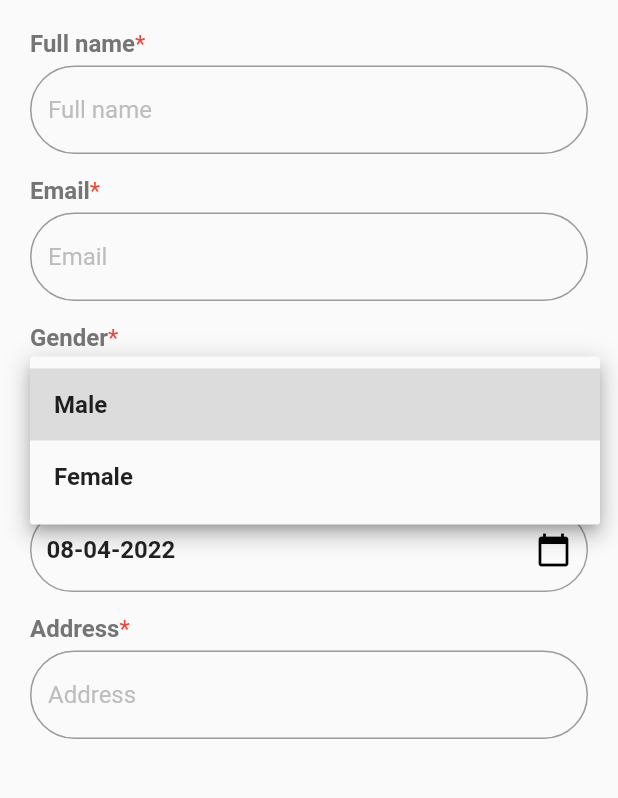
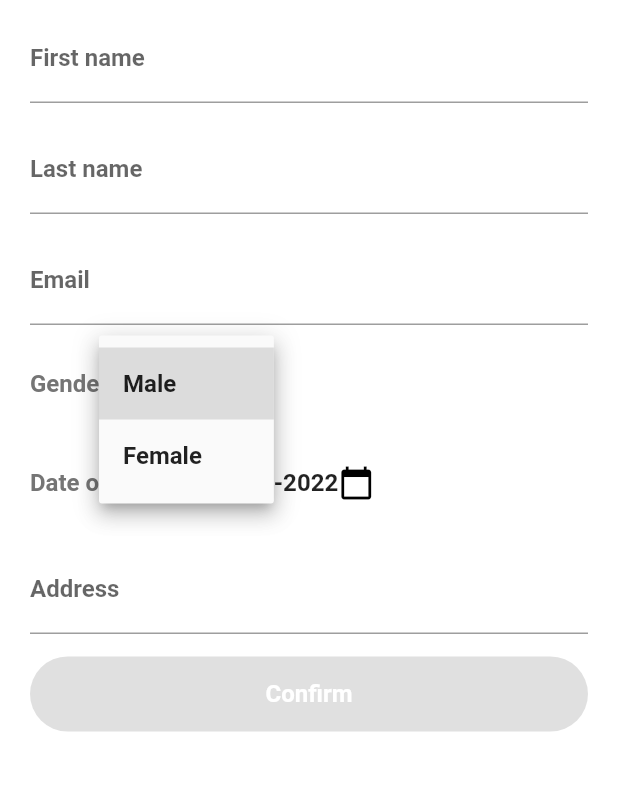
Before and after one commit to nguyenquoc18320/Doctor-app, a Flutter app: the ProfileWidget screen opened directly, after a tap on "Gender", on a phone screen of 412 x 824 dp, the part 251-1049 px from its top. Run offline on Flutter 3.47's test engine with Material 2 defaults, Android fonts, the phone set to English and light mode, and no system bars; accounts and stored records are empty.

Commit message:
login, profile

```diff
--- a/lib/main.dart
+++ b/lib/main.dart
@@ -1,5 +1,4 @@
-import 'package:doctor_app/user_screens/profile.dart';
-import 'package:doctor_app/user_screens/signIn/signIn.dart';
+import 'package:doctor_app/screens/user/signIn/sign_in.dart';
 import 'package:flutter/material.dart';
 
 void main() {
@@ -16,11 +15,12 @@ class MyApp extends StatelessWidget {
     //   SystemUiOverlayStyle(statusBarColor: Colors.transparent)
     // );
     return MaterialApp(
+      debugShowCheckedModeBanner: false,
       title: 'Task App',
       theme: ThemeData(
         primarySwatch: Colors.blue,
       ),
-      home: const ProfileWidget(),
+      home: const SignInWidget(),
     );
   }
 }
--- /dev/null
+++ b/lib/models/user.dart
@@ -0,0 +1,38 @@
+class User {
+  //properties
+  String? id;
+  String firstName;
+  String lastName;
+  String email;
+  String? password;
+  String gender;
+  String location;
+  DateTime? birthdate;
+  String? avata;
+
+  User(
+      {required this.id,
+      required this.firstName,
+      required this.lastName,
+      required this.email,
+      this.password,
+      required this.gender,
+      required this.location,
+      required this.birthdate,
+      this.avata});
+
+  factory User.fromJson(Map<String, dynamic> json) {
+    return User(
+        id: json['id'],
+        firstName: json['first_name'],
+        lastName: json['last_name'],
+        email: json['email'],
+        password: json['password'],
+        avata: json['avata'],
+        location: json['location'] == null ? '' : json['location'],
+        birthdate: json['birthdate'] == null
+            ? null
+            : DateTime.parse(json['birthdate'].toString()),
+        gender: json['gender'] == null ? '' : json['gender']);
+  }
+}
--- /dev/null
+++ b/lib/screens/user/profile.dart
@@ -0,0 +1,273 @@
+import 'dart:convert';
+
+import 'package:doctor_app/models/user.dart';
+import 'package:flutter/material.dart';
+import 'package:intl/intl.dart';
+import 'package:doctor_app/globals.dart' as globals;
+import 'package:doctor_app/api/api_helper.dart' as api_helper;
+
+class ProfileWidget extends StatefulWidget {
+  const ProfileWidget({Key? key}) : super(key: key);
+
+  @override
+  State<ProfileWidget> createState() => _ProfileWidgetState();
+}
+
+class _ProfileWidgetState extends State<ProfileWidget> {
+  //distance between label and textfield
+  double labelDistance = 5;
+  //distance between parts
+  double partDistance = 15;
+
+  //gender
+  String gender = globals.user!.gender.toLowerCase();
+  DateTime? birthdate = globals.user!.birthdate;
+
+  //disable button
+  bool disableButton = true;
+
+  //all text controller
+  var firstNameTextController =
+      TextEditingController(text: globals.user!.firstName);
+  var lastNameTextController =
+      TextEditingController(text: globals.user!.lastName);
+  var emailTextController = TextEditingController(text: globals.user!.email);
+  var addressTextController =
+      TextEditingController(text: globals.user!.location);
+
+  //load info user
+  // nameTextController.text =
+  // emailTextController.text = globals.user!.email;
+  // addressTextController.text = globals.user!.location;
+  // gender = globals.user!.gender.toLowerCase();
+  // birthdate = globals.user!.birthdate;
+
+  void _selectDate(BuildContext context) async {
+    final DateTime? picked = await showDatePicker(
+        context: context,
+        initialDate: birthdate!,
+        firstDate: DateTime(1900),
+        lastDate: DateTime.now());
+
+    if (picked != null && picked != birthdate)
+      setState(() {
+        birthdate = picked;
+      });
+  }
+
+  /*
+  check when typing on field to make sure all fields are fulfilled
+  */
+  void checkFulfillInfo() {
+    if (gender.isEmpty ||
+        firstNameTextController.text.isEmpty ||
+        lastNameTextController.text.isEmpty ||
+        emailTextController.text.isEmpty ||
+        addressTextController.text.isEmpty) {
+      disableButton = true;
+    } else {
+      disableButton = false;
+    }
+
+    setState(() {});
+  }
+
+  @override
+  Widget build(BuildContext context) {
+    checkFulfillInfo();
+    return Scaffold(
+      backgroundColor: Colors.white,
+      body: SingleChildScrollView(
+        child: Container(
+            margin: EdgeInsets.only(top: 20),
+            padding: EdgeInsets.only(top: 0, bottom: 50, right: 20, left: 20),
+            child: Column(
+              children: [
+                Row(children: [
+                  Image.asset('assets/logo/small_logo.jpg'),
+                  Text(
+                    'Profile',
+                    style: TextStyle(
+                        fontSize: 25,
+                        color: Colors.black,
+                        fontWeight: FontWeight.bold),
+                  )
+                ]),
+                Image.asset(
+                  'assets/logo/logo.jpg',
+                  height: 100,
+                ),
+                SizedBox(
+                  height: 10,
+                ),
+                TextField(
+                  controller: firstNameTextController,
+                  decoration: const InputDecoration(
+                    border: UnderlineInputBorder(),
+                    labelText: 'First name',
+                  ),
+                  style: TextStyle(fontSize: 16, fontWeight: FontWeight.bold),
+                  onChanged: (val) {
+                    checkFulfillInfo();
+                  },
+                ),
+                SizedBox(
+                  height: partDistance,
+                ),
+                TextField(
+                  controller: lastNameTextController,
+                  decoration: const InputDecoration(
+                    border: UnderlineInputBorder(),
+                    labelText: 'Last name',
+                  ),
+                  style: TextStyle(fontSize: 16, fontWeight: FontWeight.bold),
+                  onChanged: (val) {
+                    checkFulfillInfo();
+                  },
+                ),
+                SizedBox(
+                  height: partDistance,
+                ),
+                TextField(
+                  controller: emailTextController,
+                  decoration: const InputDecoration(
+                    border: UnderlineInputBorder(),
+                    labelText: 'Email',
+                  ),
+                  style: TextStyle(fontSize: 16, fontWeight: FontWeight.bold),
+                ),
+                SizedBox(
+                  height: partDistance,
+                ),
+                Row(children: [
+                  Text(
+                    'Gender',
+                    style: TextStyle(
+                        fontSize: 16,
+                        color: Colors.grey[600],
+                        fontWeight: FontWeight.bold),
+                  ),
+                  Container(
+                    child: DropdownButtonHideUnderline(
+                      child: Container(
+                        margin: EdgeInsets.only(left: 10.0, right: 10.0),
+                        child: DropdownButton<String>(
+                          value: (gender.isEmpty) ? null : gender,
+                          items: <String>['Male', 'Female'].map((String value) {
+                            return DropdownMenuItem<String>(
+                              value: value.toLowerCase(),
+                              child: Text(
+                                value,
+                                style: TextStyle(
+                                    fontSize: 16, fontWeight: FontWeight.bold),
+                              ),
+                            );
+                          }).toList(),
+                          onChanged: (String? value) {
+                            setState(() {
+                              gender = value!;
+                              checkFulfillInfo();
+                            });
+                          },
+                          hint: Text(
+                            'Gender',
+                            style: TextStyle(
+                                fontSize: 16, color: Colors.grey[400]),
+                          ),
+                        ),
+                      ),
+                    ),
+                  ),
+                ]),
+                SizedBox(
+                  height: partDistance,
+                ),
+                Row(
+                  children: [
+                    Text(
+                      'Date of birth',
+                      style: TextStyle(
+                          fontSize: 16,
+                          color: Colors.grey[600],
+                          fontWeight: FontWeight.bold),
+                    ),
+                    SizedBox(
+                      width: 20,
+                    ),
+                    Container(
+                      padding:
+                          EdgeInsets.symmetric(horizontal: 10, vertical: 15),
+                      child: Row(
+                        mainAxisAlignment: MainAxisAlignment.spaceBetween,
+                        children: [
+                          Text(
+                            birthdate == null
+                                ? ''
+                                : DateFormat('dd-MM-yyyy').format(birthdate!),
+                            style: TextStyle(
+                                fontSize: 16, fontWeight: FontWeight.bold),
+                          ),
+                          GestureDetector(
+                            onTap: () => _selectDate(context),
+                            child: Icon(
+                              Icons.calendar_today,
+                              color: Colors.black,
+                            ),
+                          ),
+                        ],
+                      ),
+                    ),
+                  ],
+                ),
+                SizedBox(
+                  height: partDistance,
+                ),
+                TextField(
+                  controller: addressTextController,
+                  decoration: const InputDecoration(
+                    border: UnderlineInputBorder(),
+                    labelText: 'Address',
+                  ),
+                  style: TextStyle(fontSize: 16, fontWeight: FontWeight.bold),
+                ),
+                SizedBox(
+                  height: 15,
+                ),
+                ElevatedButton(
+                    style: ElevatedButton.styleFrom(
+                      primary: Colors.lightBlue,
+                      minimumSize: Size.fromHeight(50),
+                      shape: RoundedRectangleBorder(
+                        borderRadius: BorderRadius.circular(30.0),
+                      ),
+                    ),
+                    onPressed: disableButton ? null : () => confirm(),
+                    child: Text(
+                      'Confirm',
+                      style: TextStyle(
+                          fontSize: 16,
+                          color: Colors.white,
+                          fontWeight: FontWeight.bold),
+                    ))
+              ],
+            )),
+      ),
+    );
+  }
+
+  void confirm() async {
+    var myFormat = DateFormat('yyyy-MM-dd');
+
+    Map<String, String> json = {
+      'first_name': firstNameTextController.text,
+      'last_name': lastNameTextController.text,
+      'gender': gender,
+      'location': addressTextController.text,
+      'birthdate': myFormat.format(birthdate!)
+    };
+
+    var response = await api_helper.patch("/users/me", json);
+
+    print(response.body);
+  }
+}
--- a/lib/user_screens/profile.dart
+++ /dev/null
@@ -1,259 +0,0 @@
-import 'dart:ffi';
-
-import 'package:flutter/material.dart';
-import 'package:intl/intl.dart';
-
-class ProfileWidget extends StatefulWidget {
-  const ProfileWidget({Key? key}) : super(key: key);
-
-  @override
-  State<ProfileWidget> createState() => _ProfileWidgetState();
-}
-
-class _ProfileWidgetState extends State<ProfileWidget> {
-  //distance between label and textfield
-  double labelDistance = 5;
-  //distance between parts
-  double partDistance = 15;
-
-  //gender
-  String gender = '';
-  DateTime birthday = DateTime.now();
-
-  void _selectDate(BuildContext context) async {
-    final DateTime? picked = await showDatePicker(
-        context: context,
-        initialDate: birthday,
-        firstDate: DateTime(1900),
-        lastDate: DateTime.now());
-
-    if (picked != null && picked != birthday)
-      setState(() {
-        birthday = picked;
-      });
-  }
-
-  @override
-  Widget build(BuildContext context) {
-    return Scaffold(
-      body: SingleChildScrollView(
-        child: Container(
-            margin: EdgeInsets.only(top: 20),
-            padding: EdgeInsets.symmetric(vertical: 0, horizontal: 20),
-            child: Column(
-              children: [
-                Row(children: [
-                  Image.asset('assets/logo/small_logo.jpg'),
-                  Text(
-                    'Profile',
-                    style: TextStyle(
-                        fontSize: 25,
-                        color: Colors.black,
-                        fontWeight: FontWeight.bold),
-                  )
-                ]),
-                Image.asset(
-                  'assets/logo/logo.jpg',
-                  height: 100,
-                ),
-                SizedBox(
-                  height: 20,
-                ),
-                Row(
-                  children: [
-                    Text(
-                      'Full name',
-                      style: TextStyle(
-                          fontSize: 16,
-                          color: Colors.grey[600],
-                          fontWeight: FontWeight.bold),
-                    ),
-                    Text(
-                      '*',
-                      style: TextStyle(fontSize: 16, color: Colors.red),
-                    )
-                  ],
-                ),
-                SizedBox(
-                  height: labelDistance,
-                ),
-                TextField(
-                  decoration: InputDecoration(
-                    border: OutlineInputBorder(
-                        borderRadius: BorderRadius.all(Radius.circular(30))),
-                    hintText: 'Full name',
-                    hintStyle: TextStyle(
-                        fontWeight: FontWeight.normal, color: Colors.grey[400]),
-                  ),
-                  style: TextStyle(fontSize: 16, fontWeight: FontWeight.bold),
-                ),
-                SizedBox(
-                  height: partDistance,
-                ),
-                Row(
-                  children: [
-                    Text(
-                      'Email',
-                      style: TextStyle(
-                          fontSize: 16,
-                          color: Colors.grey[600],
-                          fontWeight: FontWeight.bold),
-                    ),
-                    Text(
-                      '*',
-                      style: TextStyle(fontSize: 16, color: Colors.red),
-                    )
-                  ],
-                ),
-                SizedBox(
-                  height: labelDistance,
-                ),
-                TextField(
-                  decoration: InputDecoration(
-                      border: OutlineInputBorder(
-                          borderRadius: BorderRadius.all(Radius.circular(30))),
-                      hintText: 'Email',
-                      hintStyle: TextStyle(
-                          fontWeight: FontWeight.normal,
-                          color: Colors.grey[400])),
-                  style: TextStyle(fontSize: 16, fontWeight: FontWeight.bold),
-                ),
-                SizedBox(
-                  height: partDistance,
-                ),
-                Row(
-                  children: [
-                    Text(
-                      'Gender',
-                      style: TextStyle(
-                          fontSize: 16,
-                          color: Colors.grey[600],
-                          fontWeight: FontWeight.bold),
-                    ),
-                    Text(
-                      '*',
-                      style: TextStyle(fontSize: 16, color: Colors.red),
-                    )
-                  ],
-                ),
-                SizedBox(
-                  height: labelDistance,
-                ),
-                Container(
-                  padding: EdgeInsets.symmetric(vertical: 5, horizontal: 5),
-                  width: double.infinity,
-                  decoration: BoxDecoration(
-                    border: Border.all(color: Colors.grey),
-                    borderRadius: BorderRadius.circular(30),
-                  ),
-                  child: DropdownButtonHideUnderline(
-                    child: Container(
-                      margin: EdgeInsets.only(left: 10.0, right: 10.0),
-                      child: DropdownButton<String>(
-                        value: (gender.isEmpty) ? null : gender,
-                        items: <String>['Male', 'Female'].map((String value) {
-                          return DropdownMenuItem<String>(
-                            value: value,
-                            child: Text(
-                              value,
-                              style: TextStyle(
-                                  fontSize: 16, fontWeight: FontWeight.bold),
-                            ),
-                          );
-                        }).toList(),
-                        onChanged: (String? value) {
-                          setState(() {
-                            gender = value!;
-                          });
-                        },
-                        hint: Text(
-                          'Gender',
-                          style:
-                              TextStyle(fontSize: 16, color: Colors.grey[400]),
-                        ),
-                      ),
-                    ),
-                  ),
-                ),
-                SizedBox(
-                  height: partDistance,
-                ),
-                Row(
-                  children: [
-                    Text(
-                      'Date of birth',
-                      style: TextStyle(
-                          fontSize: 16,
-                          color: Colors.grey[600],
-                          fontWeight: FontWeight.bold),
-                    ),
-                    Text(
-                      '*',
-                      style: TextStyle(fontSize: 16, color: Colors.red),
-                    )
-                  ],
-                ),
-                SizedBox(
-                  height: labelDistance,
-                ),
-                Container(
-                  padding: EdgeInsets.symmetric(horizontal: 10, vertical: 15),
-                  decoration: BoxDecoration(
-                    border: Border.all(color: Colors.grey),
-                    borderRadius: BorderRadius.circular(30),
-                  ),
-                  child: Row(
-                    mainAxisAlignment: MainAxisAlignment.spaceBetween,
-                    children: [
-                      Text(
-                        DateFormat('dd-MM-yyyy').format(birthday),
-                        style: TextStyle(
-                            fontSize: 16, fontWeight: FontWeight.bold),
-                      ),
-                      GestureDetector(
-                        onTap: () => _selectDate(context),
-                        child: Icon(
-                          Icons.calendar_today,
-                          color: Colors.black,
-                        ),
-                      ),
-                    ],
-                  ),
-                ),
-                SizedBox(
-                  height: partDistance,
-                ),
-                Row(
-                  children: [
-                    Text(
-                      'Address',
-                      style: TextStyle(
-                          fontSize: 16,
-                          color: Colors.grey[600],
-                          fontWeight: FontWeight.bold),
-                    ),
-                    Text(
-                      '*',
-                      style: TextStyle(fontSize: 16, color: Colors.red),
-                    )
-                  ],
-                ),
-                SizedBox(
-                  height: labelDistance,
-                ),
-                TextField(
-                  decoration: InputDecoration(
-                      border: OutlineInputBorder(
-                          borderRadius: BorderRadius.all(Radius.circular(30))),
-                      hintText: 'Address',
-                      hintStyle: TextStyle(
-                          fontWeight: FontWeight.normal,
-                          color: Colors.grey[400])),
-                  style: TextStyle(fontSize: 16, fontWeight: FontWeight.bold),
-                ),
-              ],
-            )),
-      ),
-    );
-  }
-}
--- a/pubspec.yaml
+++ b/pubspec.yaml
@@ -31,6 +31,7 @@ dependencies:
     sdk: flutter
 
   intl: ^0.17.0
+  http: ^0.13.4
 
 
   # The following adds the Cupertino Icons font to your application.
```
Also changed, not shown: lib/api/api_helper.dart (added, +28 -0 lines), lib/globals.dart (added, +8 -0 lines), lib/screens/user/home.dart (added, +10 -0 lines), lib/screens/user/signIn/sign_in.dart (renamed from lib/user_screens/signIn/signIn.dart, +45 -2 lines), pubspec.lock.
